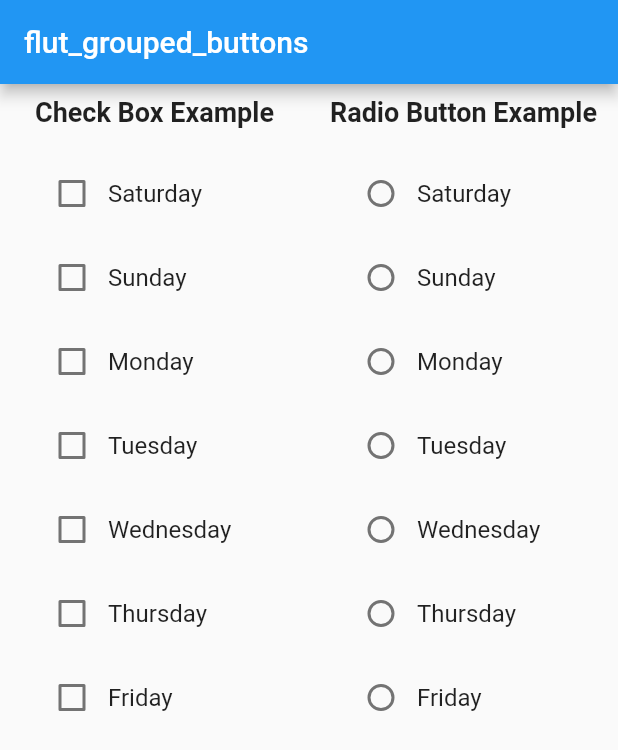
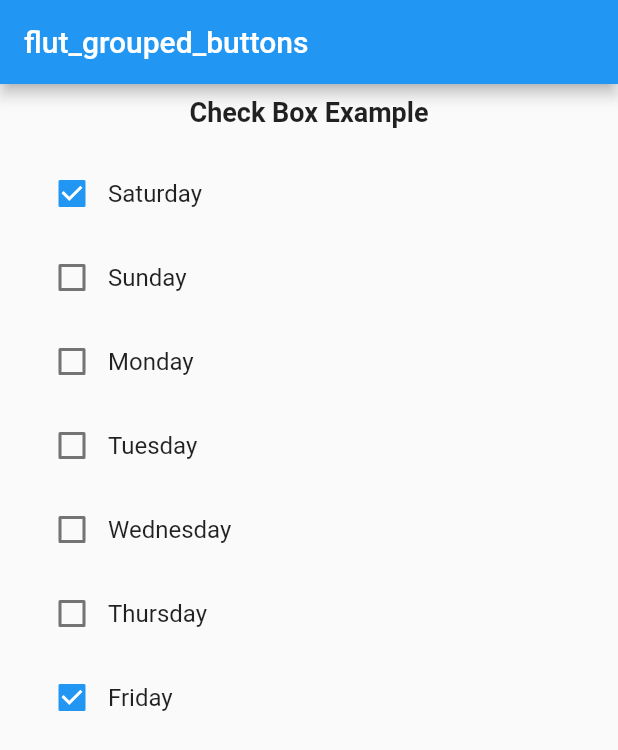
Before and after one commit to mahmoudelgharabawi/flut_grouped_buttons, a Flutter app: the screen it shows after launch, on a phone screen of 412 x 824 dp. Shown: the top 750 px of the screen. Run offline on Flutter 3.47's test engine with Material 2 defaults, Android fonts, the phone set to English and light mode, and no system bars.

```diff
--- a/example/lib/main.dart
+++ b/example/lib/main.dart
@@ -51,89 +51,101 @@ class _MyHomePageState extends State<MyHomePage> {
                           TextStyle(fontWeight: FontWeight.bold, fontSize: 18),
                     ),
                   ),
-                  Padding(
-                    padding: const EdgeInsets.all(8.0),
-                    child: FlutGroupedButtons<String>(
-                      data: const [
-                        "Saturday",
-                        "Sunday",
-                        "Monday",
-                        "Tuesday",
-                        "Wednesday",
-                        "Thursday",
-                        "Friday",
-                      ],
-                      onChanged: (value) => print(value),
-                    ),
-                  ),
                   // Padding(
                   //   padding: const EdgeInsets.all(8.0),
-                  //   child: FlutGroupedButtons<Map<String, String>>(
-                  //     idKey: 'id',
-                  //     valueKey: 'name',
+                  //   child: FlutGroupedButtons<String>(
                   //     data: const [
-                  //       {"id": 'id1', "name": "Saturday"},
-                  //       {"id": 'id2', "name": "Sunday"},
-                  //       {"id": 'id3', "name": "Monday"},
-                  //       {"id": 'id4', "name": "Tuesday"},
-                  //       {"id": 'id5', "name": "Wednesday"},
-                  //       {"id": 'id6', "name": "Thursday"},
-                  //       {"id": 'id7', "name": "Friday"},
+                  //       "Saturday",
+                  //       "Sunday",
+                  //       "Monday",
+                  //       "Tuesday",
+                  //       "Wednesday",
+                  //       "Thursday",
+                  //       "Friday",
                   //     ],
-                  //     onChanged: (id) => print(id),
-                  //   ),
-                  // ),
-                ],
-              ),
-            ),
-            Expanded(
-              child: Column(
-                children: [
-                  const Padding(
-                    padding: EdgeInsets.all(8.0),
-                    child: Text(
-                      'Radio Button Example',
-                      style:
-                          TextStyle(fontWeight: FontWeight.bold, fontSize: 18),
-                    ),
-                  ),
-                  Padding(
-                    padding: const EdgeInsets.all(8.0),
-                    child: FlutGroupedButtons<String>(
-                      isRadio: true,
-                      data: const [
-                        "Saturday",
-                        "Sunday",
-                        "Monday",
-                        "Tuesday",
-                        "Wednesday",
-                        "Thursday",
-                        "Friday",
-                      ],
-                      onChanged: (value) => print(value),
-                    ),
-                  ),
-                  // Padding(
-                  //   padding: const EdgeInsets.all(8.0),
-                  //   child: FlutGroupedButtons<Map<String, String>>(
-                  //     isRadio: true,
-                  //     idKey: 'id',
-                  //     valueKey: 'name',
-                  //     data: const [
-                  //       {"id": 'id1', "name": "Saturday"},
-                  //       {"id": 'id2', "name": "Sunday"},
-                  //       {"id": 'id3', "name": "Monday"},
-                  //       {"id": 'id4', "name": "Tuesday"},
-                  //       {"id": 'id5', "name": "Wednesday"},
-                  //       {"id": 'id6', "name": "Thursday"},
-                  //       {"id": 'id7', "name": "Friday"},
+                  //     selectedList: [
+                  //       "Monday",
+                  //       "Friday",
                   //     ],
                   //     onChanged: (value) => print(value),
                   //   ),
                   // ),
+                  Padding(
+                    padding: const EdgeInsets.all(8.0),
+                    child: FlutGroupedButtons<Map<String, String>>(
+                      idKey: 'id',
+                      valueKey: 'name',
+                      data: const [
+                        {"id": 'id1', "name": "Saturday"},
+                        {"id": 'id2', "name": "Sunday"},
+                        {"id": 'id3', "name": "Monday"},
+                        {"id": 'id4', "name": "Tuesday"},
+                        {"id": 'id5', "name": "Wednesday"},
+                        {"id": 'id6', "name": "Thursday"},
+                        {"id": 'id7', "name": "Friday"},
+                      ],
+                      selectedList: [
+                        {"id": 'id1', "name": "Saturday"},
+                        {"id": 'id7', "name": "Friday"},
+                      ],
+                      onChanged: (id) => print(id),
+                    ),
+                  ),
                 ],
               ),
-            )
+            ),
+            // Expanded(
+            //   child: Column(
+            //     children: [
+            //       const Padding(
+            //         padding: EdgeInsets.all(8.0),
+            //         child: Text(
+            //           'Radio Button Example',
+            //           style:
+            //               TextStyle(fontWeight: FontWeight.bold, fontSize: 18),
+            //         ),
+            //       ),
+            //       Padding(
+            //         padding: const EdgeInsets.all(8.0),
+            //         child: FlutGroupedButtons<String>(
+            //           isRadio: true,
+            //           data: const [
+            //             "Saturday",
+            //             "Sunday",
+            //             "Monday",
+            //             "Tuesday",
+            //             "Wednesday",
+            //             "Thursday",
+            //             "Friday",
+            //           ],
+            //           selectedList: [
+            //             "Monday",
+            //             "Friday",
+            //           ],
+            //           onChanged: (value) => print(value),
+            //         ),
+            //       ),
+            //       // Padding(
+            //       //   padding: const EdgeInsets.all(8.0),
+            //       //   child: FlutGroupedButtons<Map<String, String>>(
+            //       //     isRadio: true,
+            //       //     idKey: 'id',
+            //       //     valueKey: 'name',
+            //       //     data: const [
+            //       //       {"id": 'id1', "name": "Saturday"},
+            //       //       {"id": 'id2', "name": "Sunday"},
+            //       //       {"id": 'id3', "name": "Monday"},
+            //       //       {"id": 'id4', "name": "Tuesday"},
+            //       //       {"id": 'id5', "name": "Wednesday"},
+            //       //       {"id": 'id6', "name": "Thursday"},
+            //       //       {"id": 'id7', "name": "Friday"},
+            //       //     ],
+            //       //     onChanged: (value) => print(value),
+            //       //   ),
+            //       // ),
+            //     ],
+            //   ),
+            // )
           ],
         ),
       ),
--- a/lib/src/grouped_buttons.dart
+++ b/lib/src/grouped_buttons.dart
@@ -3,6 +3,9 @@ part of flut_grouped_buttons;
 class FlutGroupedButtons<T> extends StatefulWidget {
   /// Data you want to list
   final List<T> data;
+
+  /// Data to be selected as default not working when (isRadio = true)
+  final List<T>? selectedList;
 
   /// The Return Data Action
   final void Function(dynamic) onChanged;
@@ -36,9 +39,16 @@ class FlutGroupedButtons<T> extends StatefulWidget {
   /// Change Outlined Shape Of Your Check Box
   final OutlinedBorder? checkShape;
 
+  /// Item width in case if using row
+  final double? rowItemwidth;
+
+  /// Item height in case if using row
+  final double? rowItemHeight;
+
   const FlutGroupedButtons(
       {required this.data,
       required this.onChanged,
+      this.selectedList,
       this.isRadio = false,
       this.isRow = false,
       this.idKey,
@@ -48,6 +58,8 @@ class FlutGroupedButtons<T> extends StatefulWidget {
       this.labelStyle,
       this.titleCheckSpace = 0,
       this.checkShape,
+      this.rowItemwidth = 130,
+      this.rowItemHeight = 50,
       Key? key})
       : super(key: key);
 
@@ -63,10 +75,31 @@ class _FlutGroupedButtonsState<T> extends State<FlutGroupedButtons<T>> {
     if (widget.idKey == null && widget.valueKey == null) {
       dataMap =
           widget.data.map((e) => {'value': e, "isChecked": false}).toList();
-      return;
+    } else {
+      var _converted =
+          widget.data.map((e) => e as Map<String, dynamic>).toList();
+      dataMap = _converted.map((e) => {...e, 'isChecked': false}).toList();
     }
-    var _converted = widget.data.map((e) => e as Map<String, dynamic>).toList();
-    dataMap = _converted.map((e) => {...e, 'isChecked': false}).toList();
+
+    // to obtain selected values for data
+    if (widget.selectedList != null &&
+        (widget.selectedList?.isNotEmpty ?? false) &&
+        !widget.isRadio) {
+      for (var selectedItem in widget.selectedList!) {
+        var index = dataMap.indexWhere((element) =>
+            (widget.valueKey != null
+                ? element[widget.valueKey]
+                : element['value']) ==
+            (widget.valueKey != null
+                ? (selectedItem as Map<String, dynamic>)[widget.valueKey]
+                : selectedItem));
+
+        dataMap[index]['isChecked'] = true;
+
+        dataChecked.add(
+            widget.valueKey != null ? dataMap[index] : dataMap[index]['value']);
+      }
+    }
     super.initState();
   }
 
@@ -78,8 +111,8 @@ class _FlutGroupedButtonsState<T> extends State<FlutGroupedButtons<T>> {
           children: dataMap
               .map(
                 (e) => SizedBox(
-                  width: 130,
-                  height: 50,
+                  width: widget.rowItemwidth,
+                  height: widget.rowItemHeight,
                   child: ListTile(
                     onTap: () {
                       widget.isRadio
```
Also changed, not shown: example/pubspec.lock.
